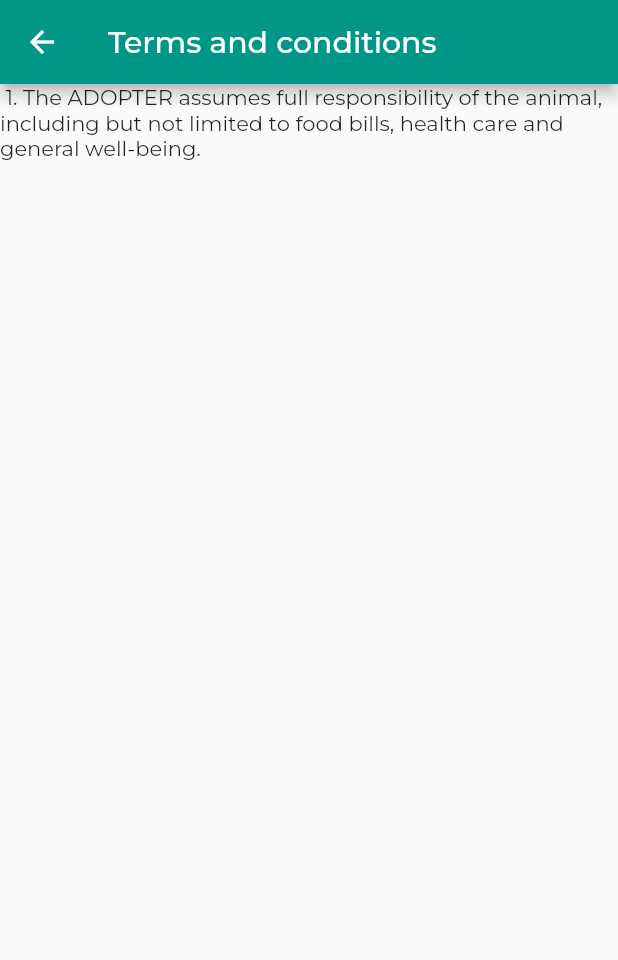
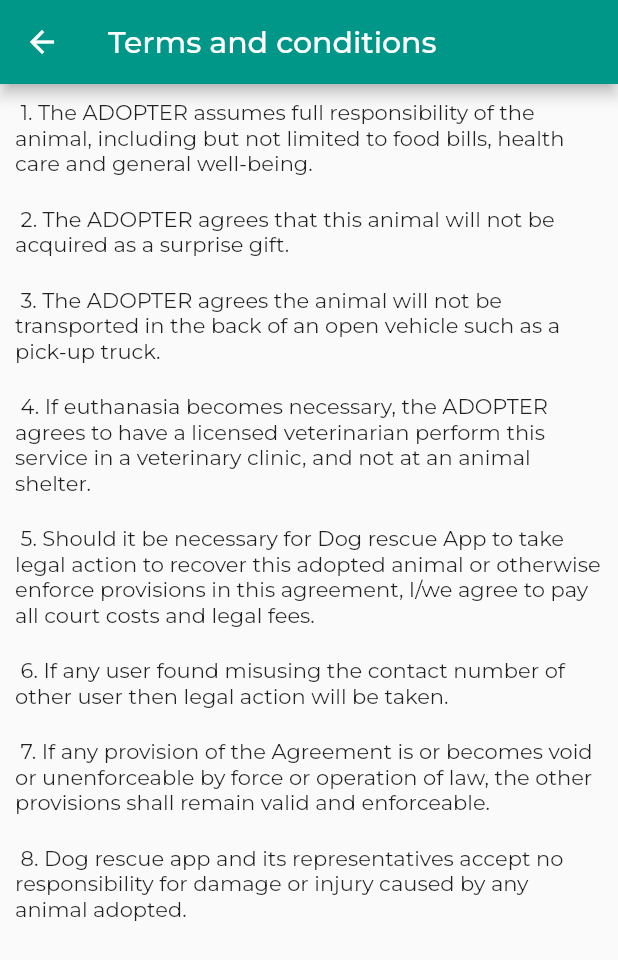
Before and after one commit to purnima-gosain/Dog-rescue-app, a Flutter app: the Tnc screen opened directly, on a phone screen of 412 x 824 dp. Shown: the top 960 px of the screen. Run offline on Flutter 3.47's test engine with Material 2 defaults, Android fonts, the light colour scheme and no system bars; our stand-ins replace cloud_firestore, firebase_auth, firebase_core, firebase_storage, flutter_spinkit, fluttertoast and 4 more; missing offline and left inert: flutter_phone_direct_caller; accounts and stored records are empty.

Commit message:
added terms and conditions

```diff
--- a/dog_rescue_app/lib/screens/tnc.dart
+++ b/dog_rescue_app/lib/screens/tnc.dart
@@ -15,11 +15,52 @@
         title: Text("Terms and conditions"),
         backgroundColor: Colors.teal,
       ),
-      body: ListView(
-        children: [
-          Text(
-              " 1. The ADOPTER assumes full responsibility of the animal, including but not limited to food bills, health care and general well-being."),
-        ],
+      body: Container(
+        padding: EdgeInsets.fromLTRB(10, 10, 10, 0),
+        child: ListView(
+          children: [
+            Text(
+                " 1. The ADOPTER assumes full responsibility of the animal, including but not limited to food bills, health care and general well-being."),
+            SizedBox(
+              height: 20,
+            ),
+            Text(
+                " 2. The ADOPTER agrees that this animal will not be acquired as a surprise gift."),
+            SizedBox(
+              height: 20,
+            ),
+            Text(
+                " 3. The ADOPTER agrees the animal will not be transported in the back of an open vehicle such as a pick-up truck."),
+            SizedBox(
+              height: 20,
+            ),
+            Text(
+                " 4. If euthanasia becomes necessary, the ADOPTER agrees to have a licensed veterinarian perform this service in a veterinary clinic, and not at an animal shelter."),
+            SizedBox(
+              height: 20,
+            ),
+            Text(
+                " 5. Should it be necessary for Dog rescue App to take legal action to recover this adopted animal or otherwise enforce provisions in this agreement, I/we agree to pay all court costs and legal fees."),
+            SizedBox(
+              height: 20,
+            ),
+            Text(
+                " 6. If any user found misusing the contact number of other user then legal action will be taken."),
+            SizedBox(
+              height: 20,
+            ),
+            Text(
+                " 7. If any provision of the Agreement is or becomes void or unenforceable by force or operation of law, the other provisions shall remain valid and enforceable."),
+            SizedBox(
+              height: 20,
+            ),
+            Text(
+                " 8. Dog rescue app and its representatives accept no responsibility for damage or injury caused by any animal adopted."),
+            SizedBox(
+              height: 20,
+            )
+          ],
+        ),
       ),
     );
   }
--- a/dog_rescue_app/pubspec.yaml
+++ b/dog_rescue_app/pubspec.yaml
@@ -32,7 +32,7 @@
   flutter_login: ^2.2.1
   firebase_core: ^1.10.6
   firebase_auth: ^1.0.1
-  google_sign_in: ^5.0.0
+  google_sign_in: ^5.2.4
   provider: ^5.0.0
   font_awesome_flutter: ^9.0.0
   flutter_launcher_icons: ^0.9.0
@@ -42,7 +42,7 @@
   file_picker: ^4.3.3
   firebase_analytics: ^9.1.0
   firebase_storage: ^10.2.6
-  url_launcher: ^6.0.18
+  url_launcher: ^6.0.20
   flutter_phone_direct_caller: ^2.1.0
   dio: ^4.0.4
   flutter_polyline_points: ^1.0.0
@@ -52,6 +52,8 @@
   camera: ^0.9.4+12
   path: ^1.8.0
   flutter_map: ^0.14.0
+  flutter_spinkit: ^5.1.0
+
   # mapbox_gl: ^0.15.0
 
 
```
Also changed, not shown: dog_rescue_app/lib/screens/home.dart (+25 -6 lines), dog_rescue_app/lib/screens/upload/database.dart (+4 -8 lines), dog_rescue_app/lib/screens/upload/pickImage.dart (+11 -22 lines), dog_rescue_app/pubspec.lock, 1 other file.
